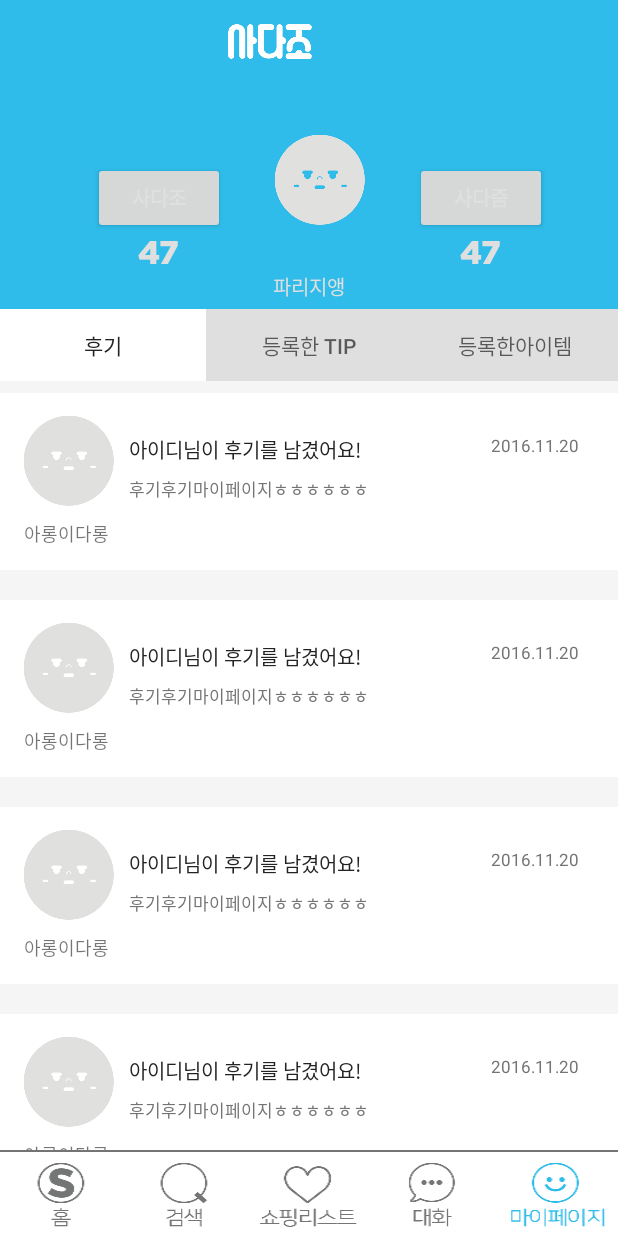
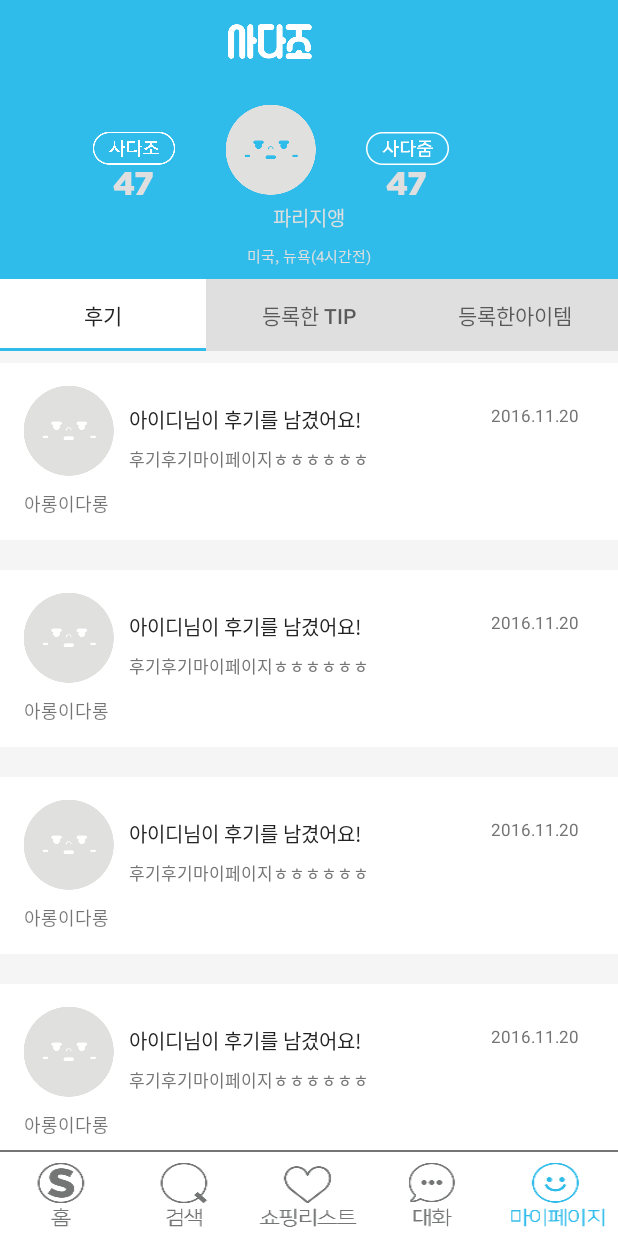
Before and after one commit to woosuk-oh/SadajoProject, an Android app: the MyPageActivity screen opened directly, with no data from a screen before it, on a phone screen of 412 x 824 dp. Run offline under Robolectric (Android 15) with nearby library versions, the phone set to English and light mode, and no system bars; pictures from the network do not load; Roboto replaces fonts that are not available here; 2 statements that could not run were skipped.

Commit message:
modified : AndroidManifest.xml18:00

```diff
--- a/app/src/main/AndroidManifest.xml
+++ b/app/src/main/AndroidManifest.xml
@@ -8,14 +8,16 @@
         android:label="@string/app_name"
         android:supportsRtl="true"
         android:theme="@style/Theme.Sadajo">
-        <activity android:name=".home.HomeActivity" />
-        <activity android:name=".splash.SplashActivity">
-            <intent-filter>
-                <action android:name="android.intent.action.MAIN" />
+        <activity android:name=".home.HomeActivity" >
+        <intent-filter>
+            <action android:name="android.intent.action.MAIN" />
 
-                <category android:name="android.intent.category.LAUNCHER" />
-            </intent-filter>
-        </activity>
+            <category android:name="android.intent.category.LAUNCHER" />
+        </intent-filter>
+    </activity>
+        <activity android:name=".splash.SplashActivity"/>
+
+
         <activity android:name=".search.searchlist.SearchListActivity" />
         <activity android:name=".shoppinglist.ShoppingListActivity" />
         <activity android:name=".chatting.ChattingActivity" />
--- a/app/src/main/java/com/tacademy/sadajo/mypage/MyPageActivity.java
+++ b/app/src/main/java/com/tacademy/sadajo/mypage/MyPageActivity.java
@@ -8,12 +8,10 @@
 import android.support.v4.view.ViewPager;
 import android.support.v7.app.AppCompatActivity;
 import android.support.v7.widget.Toolbar;
-import android.widget.Button;
 import android.widget.ImageButton;
 
 import com.tacademy.sadajo.BottomBarClickListener;
 import com.tacademy.sadajo.R;
-import com.tacademy.sadajo.fonts.GothamTextView;
 import com.tacademy.sadajo.shoppinglist.ShoppingListFragment;
 
 import java.util.ArrayList;
@@ -25,8 +23,8 @@
     ImageButton shoppingListBtn;
     ImageButton chattingBtn;
     ImageButton mypageBtn;
-    Button buyCountButton;
-    Button sellCountButton;
+    ImageButton buyCountButton;
+    ImageButton sellCountButton;
 
     @Override
     protected void onCreate(Bundle savedInstanceState) {
@@ -54,11 +52,8 @@
         mypageBtn.setOnClickListener(new BottomBarClickListener(this));
         mypageBtn.setSelected(true);
 
-        sellCountButton = (Button)findViewById(R.id.sellCountButton);
-        buyCountButton = (Button)findViewById(R.id.buyCountButton);
-
-        sellCountButton.setTypeface(new GothamTextView(getApplication()).getTypeface());
-        buyCountButton.setTypeface(new GothamTextView(getApplication()).getTypeface());
+        sellCountButton = (ImageButton)findViewById(R.id.sellCountButton);
+        buyCountButton = (ImageButton)findViewById(R.id.buyCountButton);
 
 
         ViewPager viewPager = (ViewPager) findViewById(R.id.mypageViewpager);
--- a/app/src/main/res/layout/activity_mypage.xml
+++ b/app/src/main/res/layout/activity_mypage.xml
@@ -17,7 +17,7 @@
         android:orientation="vertical">
         <LinearLayout
             android:layout_width="match_parent"
-            android:layout_height="150dp"
+            android:layout_height="130dp"
 
             android:orientation="vertical"
             android:background="@color/sadajoBackground">
@@ -30,11 +30,11 @@
             <LinearLayout
                 android:orientation="vertical"
                 android:layout_marginLeft="62dp"
-                android:layout_marginTop="52dp"
+                android:layout_marginTop="32dp"
                 android:layout_width="wrap_content"
                 android:layout_height="match_parent"
                 >
-            <Button
+            <ImageButton
                 android:id="@+id/buyCountButton"
                 android:padding="0dp"
                 android:layout_width="wrap_content"
@@ -42,6 +42,7 @@
                 android:layout_gravity="center"
                 android:text="사다조"
                 android:textSize="13sp"
+                android:background="@drawable/mypage_buy"
                 android:textColor="@color/whiteGrayFont"/>
             <com.tacademy.sadajo.fonts.GothamTextView
                 android:layout_width="wrap_content"
@@ -53,35 +54,33 @@
 
             </LinearLayout>
             <LinearLayout
-                android:layout_marginTop="34dp"
-                android:layout_width="60dp"
+                android:layout_marginTop="14dp"
+                android:layout_width="wrap_content"
                 android:layout_height="match_parent"
                 android:layout_marginRight="33dp"
                 android:layout_marginLeft="33dp">
             <ImageView
-
-                android:layout_width="wrap_content"
-                android:layout_height="wrap_content"
+                android:layout_width="60dp"
+                android:layout_height="60dp"
                 android:src="@drawable/profile_empty"
-                android:scaleType="fitCenter"
+                android:scaleType="fitXY"
                 />
                </LinearLayout>
             <LinearLayout
                 android:orientation="vertical"
-                android:layout_marginTop="52dp"
+                android:layout_marginTop="32dp"
                 android:layout_width="wrap_content"
                 android:layout_height="match_parent"
 
                >
-                <Button
+                <ImageButton
                     android:id="@+id/sellCountButton"
                     android:padding="0dp"
                     android:layout_width="wrap_content"
                     android:layout_height="wrap_content"
                     android:layout_gravity="center"
-                    android:text="사다줌"
-                    android:textSize="13sp"
-                    android:textColor="@color/whiteGrayFont"/>
+                    android:background="@drawable/mypage_sell"
+                    />
                 <com.tacademy.sadajo.fonts.GothamTextView
                     android:layout_width="wrap_content"
                     android:layout_height="wrap_content"
--- a/app/src/main/res/values/styles.xml
+++ b/app/src/main/res/values/styles.xml
@@ -32,7 +32,7 @@
         <item name="colorPrimaryDark">@color/whiteGrayFont</item>
         <item name="tabPaddingStart">3dp</item>
         <item name="tabPaddingEnd">3dp</item>
-        <item name="colorAccent">@color/white</item>
+        <item name="colorAccent">@color/sadajoBackground</item>
         <item name="tabSelectedTextColor">@color/blackFont</item>
         <item name="tabTextColor">@color/grayFont</item>
         <item name="android:textAppearance">@style/CustomTabWidgetText</item>
```
Also changed, not shown: app/src/main/res/drawable-xxhdpi/mypage_buy.png (added), app/src/main/res/drawable-xxhdpi/mypage_sell.png (added).
